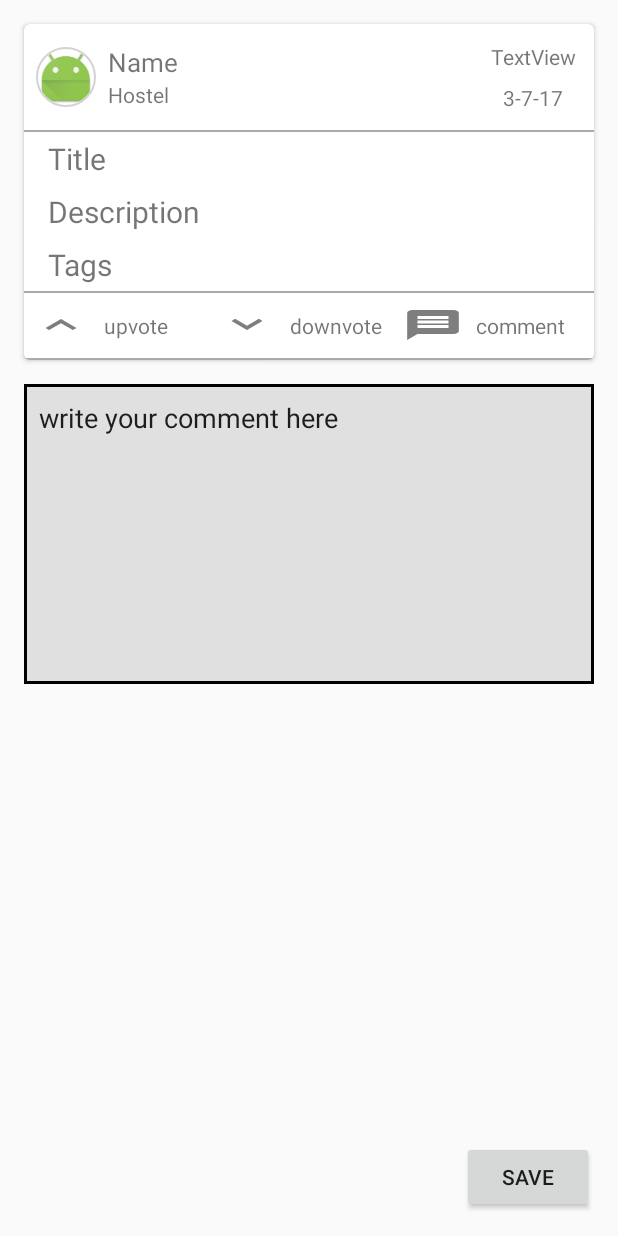
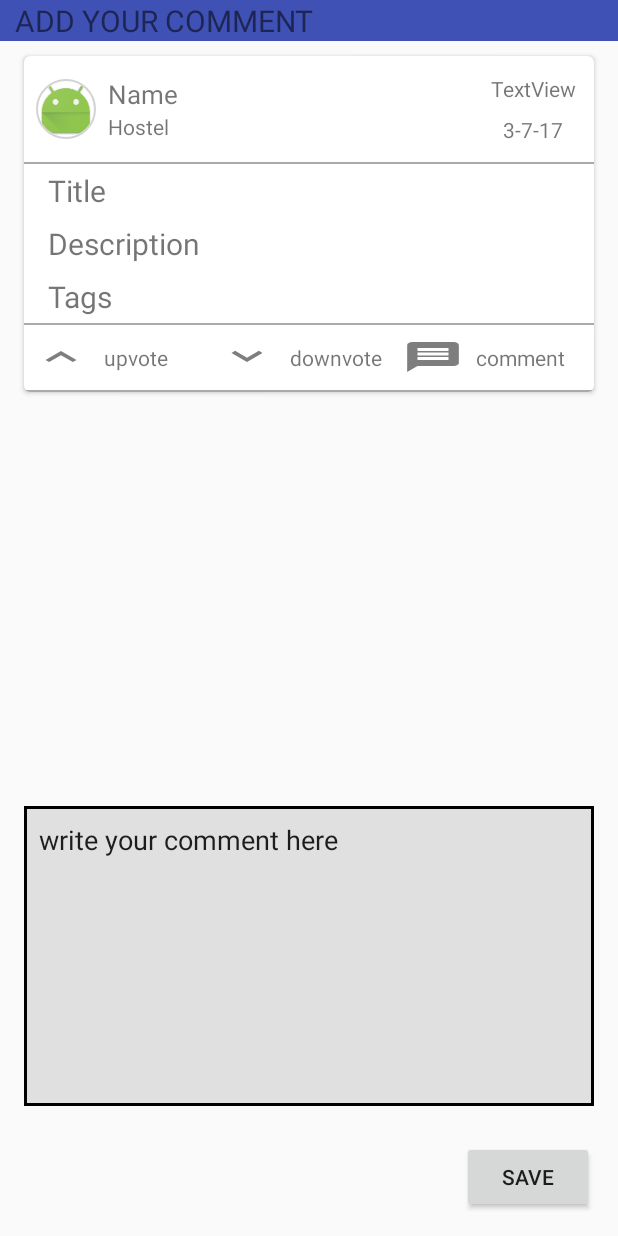
Before and after one commit to InstituteWebOps/complaints_box, an Android app: the AddYourComment screen opened directly, with no data from a screen before it, on a phone screen of 412 x 824 dp. Run offline under Robolectric (Android 15) with nearby library versions, the phone set to English and light mode, and no system bars; our stand-ins replace CircleImageView, Volley; network calls fail; 9 statements that could not run were skipped.

```diff
--- a/app/src/main/java/com/example/harisanker/hostelcomplaints/AddYourComment.java
+++ b/app/src/main/java/com/example/harisanker/hostelcomplaints/AddYourComment.java
@@ -1,6 +1,8 @@
 package com.example.harisanker.hostelcomplaints;
 
+import android.content.Context;
 import android.content.Intent;
+import android.content.SharedPreferences;
 import android.support.design.widget.FloatingActionButton;
 import android.support.v7.app.AppCompatActivity;
 import android.os.Bundle;
@@ -13,8 +15,14 @@ import android.widget.Toast;
 import com.android.volley.Request;
 import com.android.volley.Response;
 import com.android.volley.VolleyError;
+import com.android.volley.toolbox.JsonObjectRequest;
 import com.android.volley.toolbox.StringRequest;
 
+import org.json.JSONException;
+import org.json.JSONObject;
+
+import java.text.SimpleDateFormat;
+import java.util.Date;
 import java.util.HashMap;
 import java.util.Map;
 import java.util.UUID;
@@ -26,9 +34,40 @@ public class AddYourComment extends AppCompatActivity {
         super.onCreate(savedInstanceState);
         setContentView(R.layout.activity_add_your_comment);
 
+        final SharedPreferences sharedPref = AddYourComment.this.getPreferences(Context.MODE_PRIVATE);
+        final SharedPreferences.Editor editor = sharedPref.edit();
+
         final String url = "https://students.iitm.ac.in/studentsapp/complaints_portal/hostel_complaints/newComment.php";
+        final String hostel_url = "https://students.iitm.ac.in/studentsapp/studentlist/get_hostel.php";
         final String roll_no = Utils.getprefString(UtilStrings.ROLLNO, this);
         final String NAME = Utils.getprefString(UtilStrings.NAME, this);
+
+        JsonObjectRequest jsonObjectRequest = new JsonObjectRequest(Request.Method.POST, hostel_url, null, new Response.Listener<JSONObject>() {
+            @Override
+            public void onResponse(JSONObject response) {
+                String hostel, room_no, code;
+
+                try {
+                    hostel = response.getString("hostel");
+                    room_no = response.getString("roomno");
+                    code = response.getString("code");
+                    editor.putString("hostel",hostel);
+                    editor.putString("roomno",room_no);
+                    editor.putString("code",code);
+                    editor.commit();
+                } catch (JSONException e) {
+                    e.printStackTrace();
+                }
+            }
+        }, new Response.ErrorListener() {
+            @Override
+            public void onErrorResponse(VolleyError error) {
+                Toast.makeText(getApplicationContext(),
+                        error.getMessage(), Toast.LENGTH_SHORT).show();
+            }
+        });
+        MySingleton.getInstance(AddYourComment.this).addToRequestQueue(jsonObjectRequest);
+
 
         Intent i = getIntent();
         Complaint complaint = (Complaint)i.getSerializableExtra("cardData");
@@ -75,13 +114,17 @@ public class AddYourComment extends AppCompatActivity {
                     @Override
                     protected Map<String, String> getParams() {
                         Map<String, String> params = new HashMap<>();
-                        //params.put("hostel","narmada");
+                        String hostel_name = sharedPref.getString("hostel","");
+                        String room = sharedPref.getString("roomno","");
+                        String date = new SimpleDateFormat("yyyy-MM-dd").format(new Date());
+
+                        params.put("hostel",hostel_name);
                         params.put("name",NAME);
                         params.put("rollno",roll_no);
-                        //params.put("roomno",room_no);
+                        params.put("roomno",room);
                         params.put("comment",cmntDescStr);
                         params.put("uuid",mUUID);
-                        //params.put("datetime","");
+                        params.put("datetime",date);
                         return params;
                     }
                 };
--- a/app/src/main/res/layout/activity_add_your_comment.xml
+++ b/app/src/main/res/layout/activity_add_your_comment.xml
@@ -6,13 +6,26 @@
     android:layout_height="match_parent"
     tools:context="com.example.harisanker.hostelcomplaints.AddYourComment">
 
+    <TextView
+        android:layout_width="match_parent"
+        android:layout_height="wrap_content"
+        android:text="ADD YOUR COMMENT"
+        android:background="@color/colorPrimary"
+        android:layout_marginBottom="10dp"
+        android:textSize="20dp"
+        android:id="@+id/textView3"
+        android:paddingLeft="10dp"/>
+
     <android.support.v7.widget.CardView
         android:layout_width="match_parent"
         android:layout_height="wrap_content"
-        android:layout_margin="16dp"
         android:orientation="vertical"
         app:cardCornerRadius="4dp"
-        android:id="@+id/comment_card">
+        android:id="@+id/comment_card"
+        android:layout_marginLeft="16dp"
+        android:layout_marginRight="16dp"
+        android:layout_marginBottom="16dp"
+        android:layout_below="@+id/textView3">
 
         <LinearLayout
             android:layout_width="match_parent"
@@ -216,16 +229,17 @@
         android:layout_width="match_parent"
         android:layout_height="200dp"
         android:inputType="text|textMultiLine"
-        android:layout_below="@+id/comment_card"
-        android:layout_alignLeft="@+id/comment_card"
-        android:layout_alignStart="@+id/comment_card"
-        android:layout_alignRight="@+id/comment_card"
-        android:layout_alignEnd="@+id/comment_card"
         android:background="@drawable/tv_border"
         android:text="write your comment here"
         android:gravity="left"
         android:padding="10dp"
-        android:id="@+id/editText" />
+        android:id="@+id/editText"
+        android:layout_above="@+id/bn_save"
+        android:layout_alignLeft="@+id/comment_card"
+        android:layout_alignStart="@+id/comment_card"
+        android:layout_marginBottom="23dp"
+        android:layout_alignRight="@+id/comment_card"
+        android:layout_alignEnd="@+id/comment_card" />
     <Button
         android:layout_width="wrap_content"
         android:layout_height="wrap_content"
```
Also changed, not shown: app/src/main/java/com/example/harisanker/hostelcomplaints/CustomComplaintActivity.java (+40 -29 lines), app/src/main/java/com/example/harisanker/hostelcomplaints/NewComplaintActivity.java (+47 -3 lines), app/src/main/res/layout/activity_comments.xml (+19 -5 lines).
